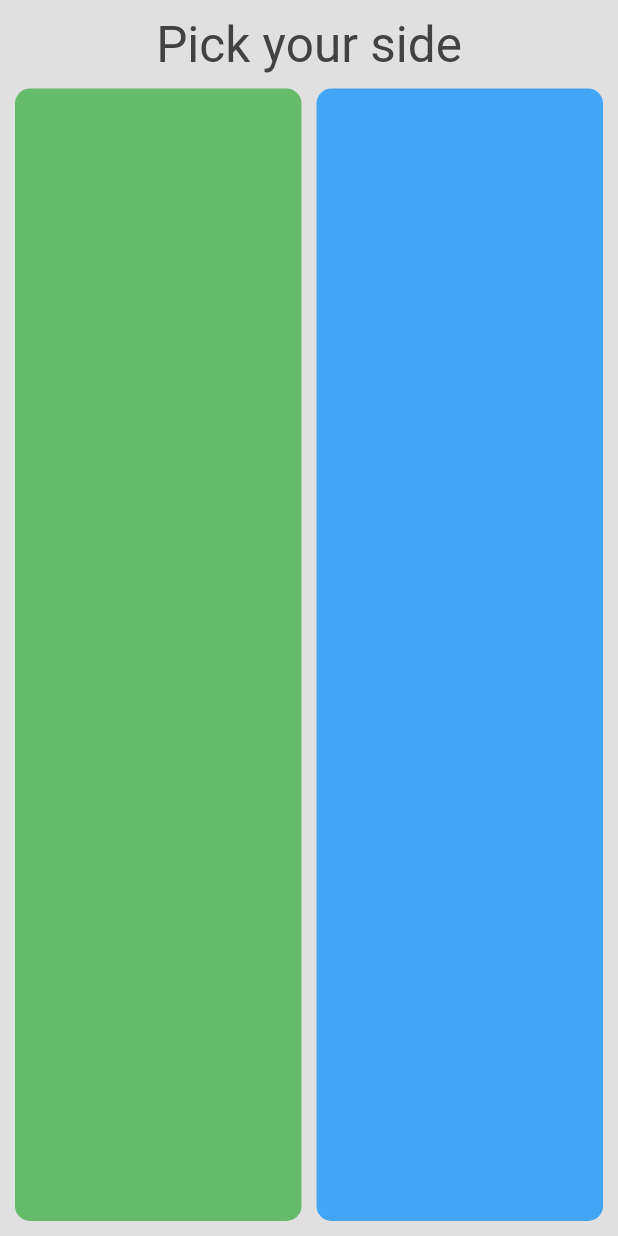
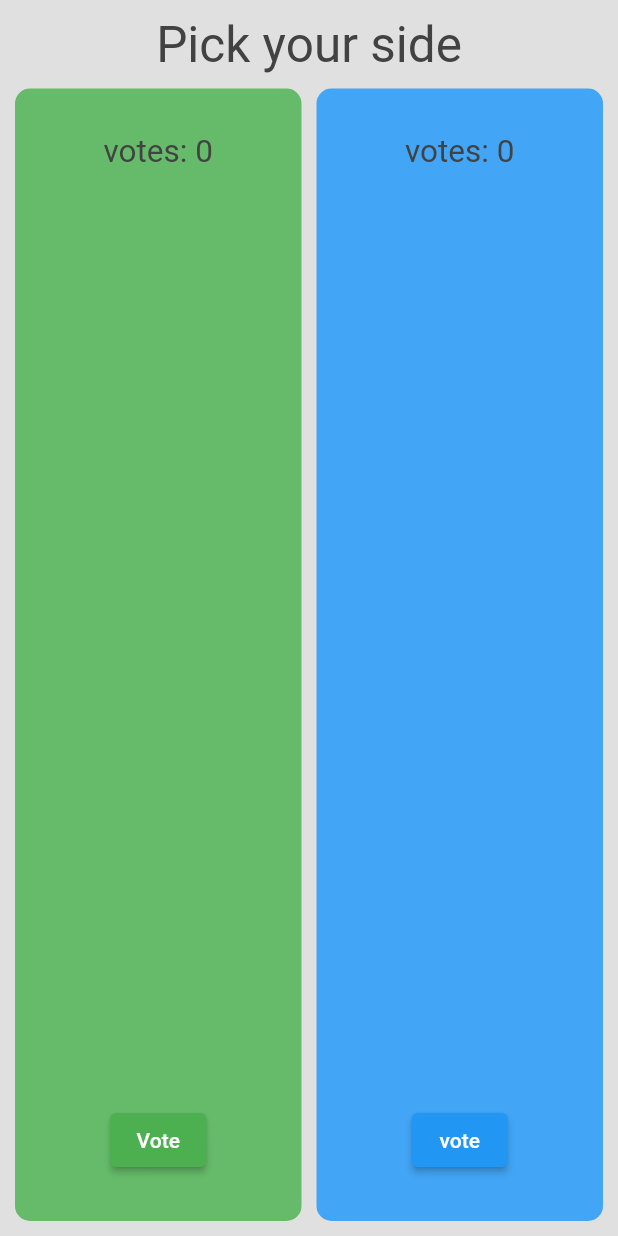
Before and after one commit to devilb2103/voting_dapp, a Flutter app: the screen it shows after launch, on a phone screen of 412 x 824 dp. Run offline on Flutter 3.47's test engine with Material 2 defaults, Android fonts, the phone set to English and light mode, and no system bars.

Commit message:
Completed Basic UI setup

```diff
--- a/lib/page.dart
+++ b/lib/page.dart
@@ -1,8 +1,6 @@
 import 'package:flutter/material.dart';
 
 class mainPage extends StatelessWidget {
-  const mainPage({super.key});
-
   @override
   Widget build(BuildContext context) {
     return Container(
@@ -38,10 +36,18 @@ class mainPage extends StatelessWidget {
   }
 }
 
-class leftSide extends StatelessWidget {
-  const leftSide({
-    Key? key,
-  }) : super(key: key);
+class leftSide extends StatefulWidget {
+  const leftSide({super.key});
+
+  @override
+  State<leftSide> createState() => _leftSideState();
+}
+
+class _leftSideState extends State<leftSide> {
+  int votes = 0;
+  void voteA() {
+    votes += 1;
+  }
 
   @override
   Widget build(BuildContext context) {
@@ -50,14 +56,44 @@ class leftSide extends StatelessWidget {
         borderRadius: const BorderRadius.all(Radius.circular(10)),
         color: Colors.green[400],
       ),
+      child: Padding(
+        padding: EdgeInsets.symmetric(vertical: 30),
+        child: Column(
+            crossAxisAlignment: CrossAxisAlignment.center,
+            children: <Widget>[
+              Text(
+                'votes: ${votes}',
+                style: TextStyle(fontSize: 21, color: Colors.grey[800]),
+              ),
+              Expanded(child: Container()),
+              ElevatedButton(
+                  style: ButtonStyle(
+                      backgroundColor:
+                          MaterialStateProperty.all<Color>(Colors.green)),
+                  onPressed: () {
+                    setState(() {
+                      voteA();
+                    });
+                  },
+                  child: Text("Vote")),
+            ]),
+      ),
     );
   }
 }
 
-class rightSide extends StatelessWidget {
-  const rightSide({
-    Key? key,
-  }) : super(key: key);
+class rightSide extends StatefulWidget {
+  const rightSide({super.key});
+
+  @override
+  State<rightSide> createState() => _rightSideState();
+}
+
+class _rightSideState extends State<rightSide> {
+  int votes = 0;
+  void voteB() {
+    votes += 1;
+  }
 
   @override
   Widget build(BuildContext context) {
@@ -66,6 +102,28 @@ class rightSide extends StatelessWidget {
         borderRadius: const BorderRadius.all(Radius.circular(10)),
         color: Colors.blue[400],
       ),
+      child: Padding(
+        padding: EdgeInsets.symmetric(vertical: 30),
+        child: Column(
+            crossAxisAlignment: CrossAxisAlignment.center,
+            children: <Widget>[
+              Text(
+                'votes: ${votes}',
+                style: TextStyle(fontSize: 21, color: Colors.grey[800]),
+              ),
+              Expanded(child: Container()),
+              ElevatedButton(
+                  style: ButtonStyle(
+                      backgroundColor:
+                          MaterialStateProperty.all<Color>(Colors.blue)),
+                  onPressed: () => {
+                        setState(() {
+                          voteB();
+                        })
+                      },
+                  child: Text("vote"))
+            ]),
+      ),
     );
   }
 }
```
